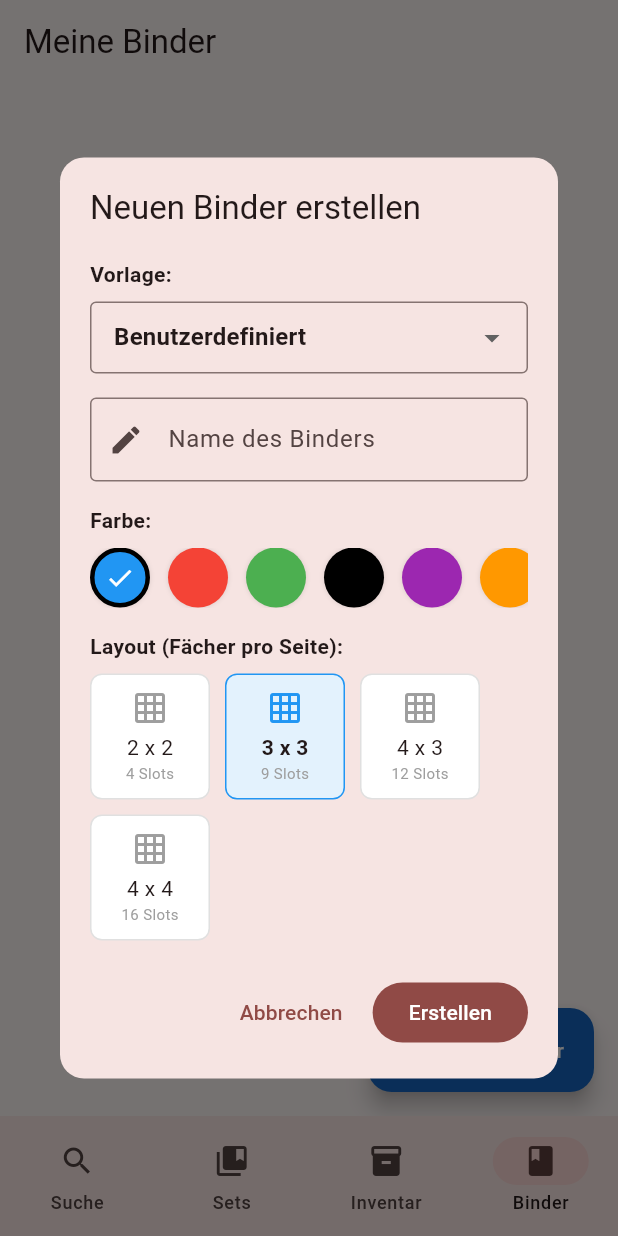
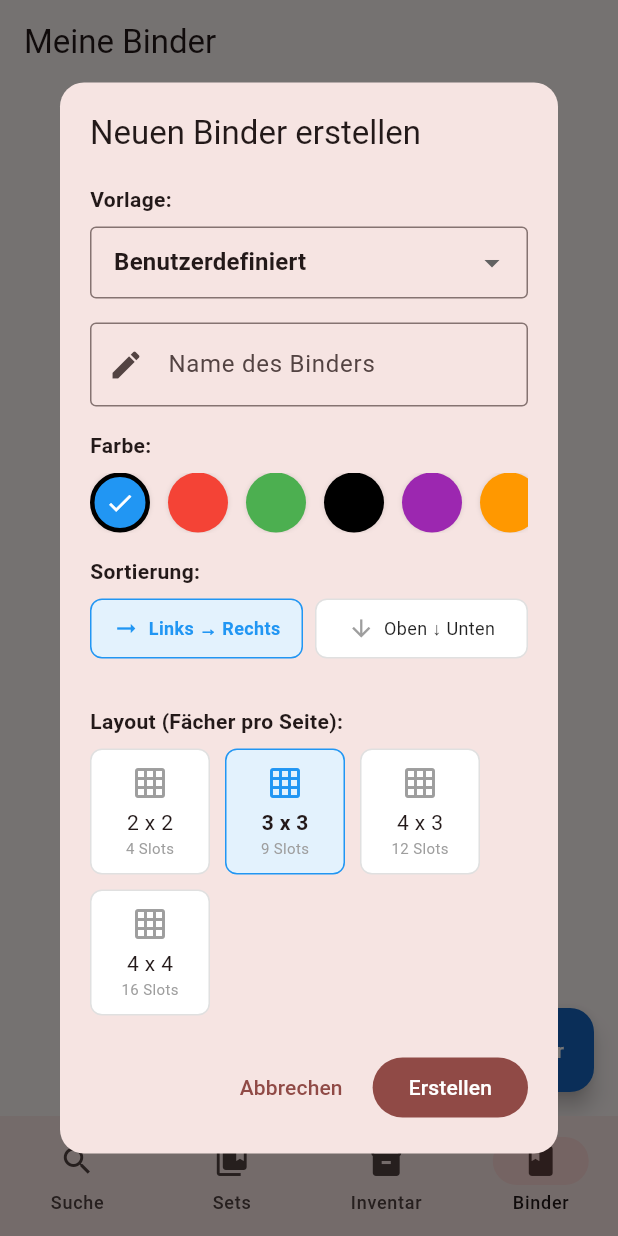
Before and after one commit to Benny159/TheCardCollector, a Flutter app: the screen it shows after launch, item 4 of the bottom bar chosen, after a tap on "Neuer Binder", on a phone screen of 412 x 824 dp. Run offline on Flutter 3.47's test engine with Material 3 defaults, Android fonts, the phone set to English and light mode, and no system bars; our stand-ins replace cached_network_image, device_preview, dio, drift, fl_chart, flutter_riverpod and 1 more; missing offline and left inert: page_flip; accounts and stored records are empty; generated files the repository leaves out were written again; network calls fail.

Commit message:
[WIP]Bindersystem

```diff
--- a/lib/data/database/app_database.dart
+++ b/lib/data/database/app_database.dart
@@ -26,19 +26,13 @@ class AppDatabase extends _$AppDatabase {
 
   // Wir springen auf Version 20 für den "Hard Reset"
   @override
-  int get schemaVersion => 30;
+  int get schemaVersion => 32;
 
 @override
   MigrationStrategy get migration {
     return MigrationStrategy(
       onCreate: (Migrator m) async {
         await m.createAll();
-      },
-      onUpgrade: (Migrator m, int from, int to) async {
-        if (from < 24) {
-          // Tabellen erstellen bei Update
-          await m.createTable(pokedex);
-        }
       },
     );
   }
--- a/lib/data/database/tables.dart
+++ b/lib/data/database/tables.dart
@@ -140,6 +140,8 @@ class Binders extends Table {
   // Typ / Thema
   // 'custom', 'nationalDex', 'set:sv1', 'pokemon:pikachu'
   TextColumn get type => text().withDefault(const Constant('custom'))();
+  // Wir speichern es als Text ('leftToRight' oder 'topToBottom')
+  TextColumn get sortOrder => text().withDefault(const Constant('leftToRight'))();
 
   // Metadaten
   DateTimeColumn get createdAt => dateTime().withDefault(currentDateAndTime)();
--- a/lib/domain/models/binder_templates.dart
+++ b/lib/domain/models/binder_templates.dart
@@ -10,6 +10,11 @@ enum BinderType {
   alolaDex,  // Gen 7
   galarDex,  // Gen 8 (inkl. Hisui)
   paldeaDex, // Gen 9
+}
+
+enum BinderSortOrder {
+  leftToRight, // Standard: Zeile für Zeile (1, 2, 3...)
+  topToBottom, // Spalte für Spalte (1, 4, 7...)
 }
 
 class BinderTemplateInfo {
--- a/lib/presentation/binders/create_binder_dialog.dart
+++ b/lib/presentation/binders/create_binder_dialog.dart
@@ -17,6 +17,7 @@ class _CreateBinderDialogState extends ConsumerState<CreateBinderDialog> {
   int _rows = 3;
   int _cols = 3;
   BinderType _selectedType = BinderType.custom;
+  BinderSortOrder _sortOrder = BinderSortOrder.leftToRight;
   bool _isLoading = false;
 
   @override
@@ -40,38 +41,39 @@ class _CreateBinderDialogState extends ConsumerState<CreateBinderDialog> {
 
 DropdownButtonFormField<BinderType>(
                 value: _selectedType,
-                isExpanded: true, // Wichtig damit Text Platz hat
+                isExpanded: true, // WICHTIG: Damit der Text den Platz nutzt
                 decoration: const InputDecoration(
                   border: OutlineInputBorder(),
                   contentPadding: EdgeInsets.symmetric(horizontal: 12, vertical: 12),
                 ),
-                itemHeight: null, // Erlaubt variable Höhe im Menü
                 isDense: true,
 
-                // --- FIX: selectedItemBuilder ---
-                // Das bestimmt, was angezeigt wird, wenn das Menü ZU ist.
-                // Wir zeigen hier NUR den Titel an, damit nichts überläuft.
+                // --- FIX 1: Anzeige wenn ZUGEKLAPPT ---
                 selectedItemBuilder: (BuildContext context) {
                   return availableTemplates.map<Widget>((t) {
                     return Text(
                       t.label,
                       style: const TextStyle(fontWeight: FontWeight.bold),
-                      overflow: TextOverflow.ellipsis, // Falls Titel zu lang
+                      overflow: TextOverflow.ellipsis, // <--- WICHTIG: Pünktchen bei zu langem Text
+                      maxLines: 1,
                     );
                   }).toList();
                 },
 
-                // Das bestimmt, was im AUFGEKLAPPTEN Menü angezeigt wird (Titel + Beschreibung)
+                // --- FIX 2: Anzeige wenn AUFGEKLAPPT ---
                 items: availableTemplates.map((t) {
                   return DropdownMenuItem(
                     value: t.type,
-                    child: Padding(
-                      padding: const EdgeInsets.symmetric(vertical: 8.0),
-                      child: Column(
+                    child: Column( // Column passt sich der Höhe an
                       crossAxisAlignment: CrossAxisAlignment.start,
                       mainAxisAlignment: MainAxisAlignment.center,
+                      mainAxisSize: MainAxisSize.min, // Wichtig für Layout
                       children: [
-                          Text(t.label, style: const TextStyle(fontWeight: FontWeight.bold, fontSize: 14)),
+                        Text(
+                          t.label,
+                          style: const TextStyle(fontWeight: FontWeight.bold, fontSize: 14),
+                          overflow: TextOverflow.ellipsis, // <--- Sicher ist sicher
+                        ),
                         Text(
                           t.description,
                           style: const TextStyle(fontSize: 11, color: Colors.grey),
@@ -79,7 +81,6 @@ class _CreateBinderDialogState extends ConsumerState<CreateBinderDialog> {
                           overflow: TextOverflow.ellipsis,
                         ),
                       ],
-                      ),
                     ),
                   );
                 }).toList(),
@@ -130,7 +131,7 @@ class _CreateBinderDialogState extends ConsumerState<CreateBinderDialog> {
                           color: c,
                           shape: BoxShape.circle,
                           border: _selectedColor == c ? Border.all(color: Colors.black, width: 3) : null,
-                          boxShadow: [BoxShadow(color: Colors.black12, blurRadius: 2)],
+                          boxShadow: const [BoxShadow(color: Colors.black12, blurRadius: 2)],
                         ),
                         child: _selectedColor == c ? const Icon(Icons.check, color: Colors.white, size: 20) : null,
                       ),
@@ -138,6 +139,32 @@ class _CreateBinderDialogState extends ConsumerState<CreateBinderDialog> {
                   }).toList(),
                 ),
               ),
+              const SizedBox(height: 16),
+
+              // 5. SORTIERUNG (NEU)
+              const Text("Sortierung:", style: TextStyle(fontWeight: FontWeight.bold)),
+              const SizedBox(height: 8),
+              Row(
+                children: [
+                  Expanded(
+                    child: _buildSortOption(
+                      "Links → Rechts",
+                      Icons.arrow_right_alt,
+                      BinderSortOrder.leftToRight
+                    ),
+                  ),
+                  const SizedBox(width: 8),
+                  Expanded(
+                    child: _buildSortOption(
+                      "Oben ↓ Unten",
+                      Icons.arrow_downward,
+                      BinderSortOrder.topToBottom
+                    ),
+                  ),
+                ],
+              ),
+
+              const SizedBox(height: 16),
 
               const SizedBox(height: 16),
 
@@ -207,6 +234,35 @@ class _CreateBinderDialogState extends ConsumerState<CreateBinderDialog> {
     );
   }
 
+  // Helper Widget für die Sortier-Buttons
+  Widget _buildSortOption(String label, IconData icon, BinderSortOrder order) {
+    final isSelected = _sortOrder == order;
+    return InkWell(
+      onTap: () => setState(() => _sortOrder = order),
+      borderRadius: BorderRadius.circular(8),
+      child: Container(
+        padding: const EdgeInsets.symmetric(vertical: 10, horizontal: 8),
+        decoration: BoxDecoration(
+          color: isSelected ? Colors.blue[50] : Colors.white,
+          border: Border.all(color: isSelected ? Colors.blue : Colors.grey[300]!),
+          borderRadius: BorderRadius.circular(8),
+        ),
+        child: Row(
+          mainAxisAlignment: MainAxisAlignment.center,
+          children: [
+            Icon(icon, size: 18, color: isSelected ? Colors.blue : Colors.grey),
+            const SizedBox(width: 6),
+            Text(label, style: TextStyle(
+              fontSize: 12,
+              fontWeight: isSelected ? FontWeight.bold : FontWeight.normal,
+              color: isSelected ? Colors.blue : Colors.black87
+            )),
+          ],
+        ),
+      ),
+    );
+  }
+
   Future<void> _createBinder() async {
     if (_nameController.text.isEmpty) return;
 
@@ -222,6 +278,7 @@ class _CreateBinderDialogState extends ConsumerState<CreateBinderDialog> {
         rows: _rows,
         cols: _cols,
         type: _selectedType,
+        sortOrder: _sortOrder,
       );
 
       if (mounted) Navigator.pop(context);
--- a/pubspec.yaml
+++ b/pubspec.yaml
@@ -35,6 +35,8 @@ dependencies:
   pokemon_tcg: ^1.0.1
   device_preview: ^1.2.0
   url_launcher: ^6.3.2
+  page_flip_builder: ^0.1.4
+  page_flip: ^0.2.5+1
 
 dev_dependencies:
   flutter_test:
```
Also changed, not shown: lib/domain/logic/binder_service.dart (+45 -21 lines), lib/presentation/binders/binder_detail_provider.dart (added, +87 -0 lines), lib/presentation/binders/binder_detail_screen.dart (added, +222 -0 lines), lib/presentation/binders/binder_list_screen.dart (+7 -2 lines), lib/presentation/binders/widgets/binder_page_widget.dart (added, +82 -0 lines), lib/presentation/binders/widgets/binder_slot_widget.dart (added, +92 -0 lines), lib/data/database/app_database.g.dart, pubspec.lock. Lines whose indentation alone changed are shown as unchanged.
